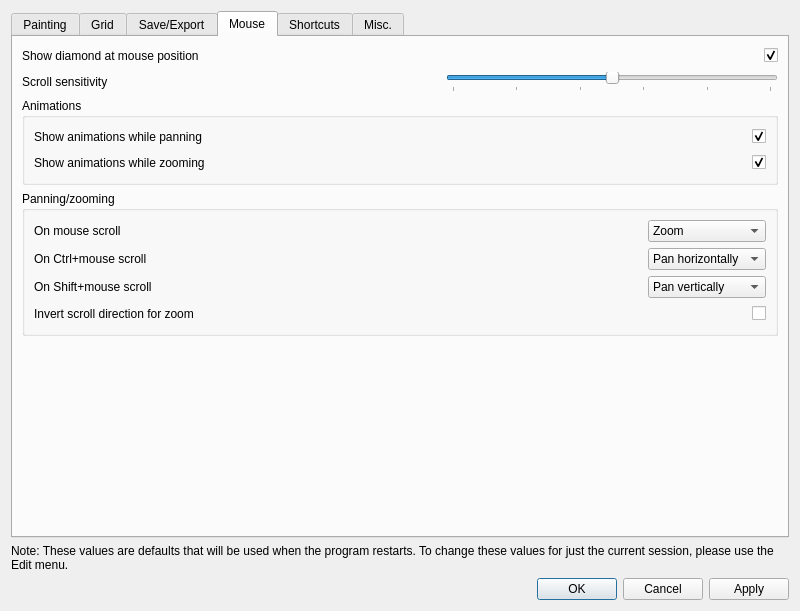
Before: the Qt Designer form src/gui/ycircuit_optionsWindow.ui in mclaughlinconnor/ycircuit, drawn with Qt 5.
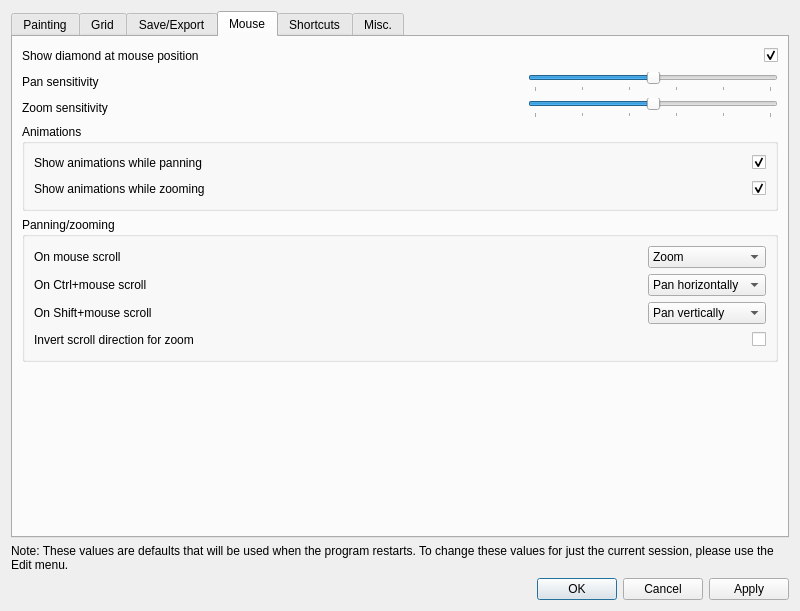
After: the same form once the commit is applied. The open tabs and pages were chosen to show the change.

Commit message: Separates mouse zoom and pan sensitivities. Continues work on #35

Patch:
```diff
--- a/src/gui/ycircuit_optionsWindow.ui
+++ b/src/gui/ycircuit_optionsWindow.ui
@@ -1725,7 +1725,7 @@
          <item>
           <widget class="QLabel" name="label_47">
            <property name="text">
-            <string>Scroll sensitivity</string>
+            <string>Pan sensitivity</string>
            </property>
           </widget>
          </item>
@@ -1743,9 +1743,76 @@
           </spacer>
          </item>
          <item>
-          <widget class="QSlider" name="horizontalSlider_mouseScrollSensitivity">
+          <widget class="QSlider" name="horizontalSlider_mousePanSensitivity">
+           <property name="maximumSize">
+            <size>
+             <width>250</width>
+             <height>16777215</height>
+            </size>
+           </property>
            <property name="toolTip">
-            <string>Higher values lead to increased panning and zooming per unit motion and vice versa</string>
+            <string>Higher values lead to increased panning per unit motion and vice versa</string>
+           </property>
+           <property name="minimum">
+            <number>1</number>
+           </property>
+           <property name="maximum">
+            <number>21</number>
+           </property>
+           <property name="value">
+            <number>11</number>
+           </property>
+           <property name="sliderPosition">
+            <number>11</number>
+           </property>
+           <property name="orientation">
+            <enum>Qt::Horizontal</enum>
+           </property>
+           <property name="invertedAppearance">
+            <bool>false</bool>
+           </property>
+           <property name="tickPosition">
+            <enum>QSlider::TicksBelow</enum>
+           </property>
+           <property name="tickInterval">
+            <number>4</number>
+           </property>
+          </widget>
+         </item>
+        </layout>
+       </item>
+       <item>
+        <layout class="QHBoxLayout" name="horizontalLayout_39">
+         <item>
+          <widget class="QLabel" name="label_48">
+           <property name="text">
+            <string>Zoom sensitivity</string>
+           </property>
+          </widget>
+         </item>
+         <item>
+          <spacer name="horizontalSpacer_48">
+           <property name="orientation">
+            <enum>Qt::Horizontal</enum>
+           </property>
+           <property name="sizeHint" stdset="0">
+            <size>
+             <width>40</width>
+             <height>20</height>
+            </size>
+           </property>
+          </spacer>
+         </item>
+         <item>
+          <widget class="QSlider" name="horizontalSlider_mouseZoomSensitivity">
+           <property name="maximumSize">
+            <size>
+             <width>250</width>
+             <height>16777215</height>
+            </size>
+           </property>
+           <property name="toolTip">
+            <string>Higher values lead to increased zooming per unit motion and vice versa</string>
            </property>
            <property name="minimum">
             <number>1</number>
```
The commit also changes 3 other files.
